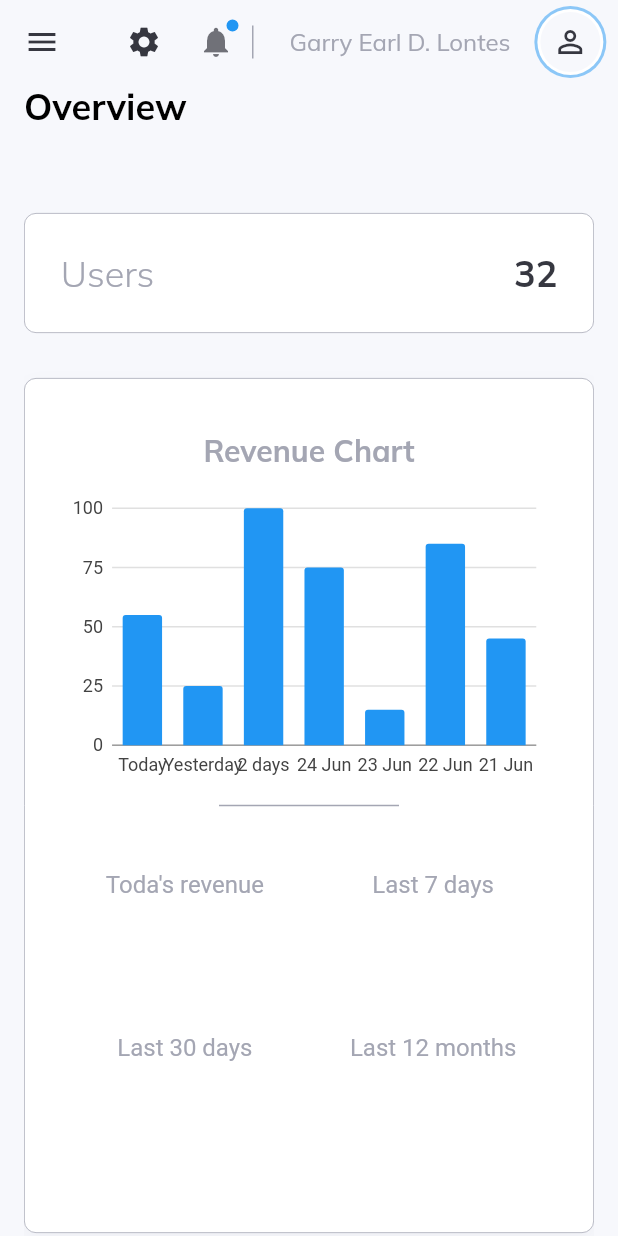
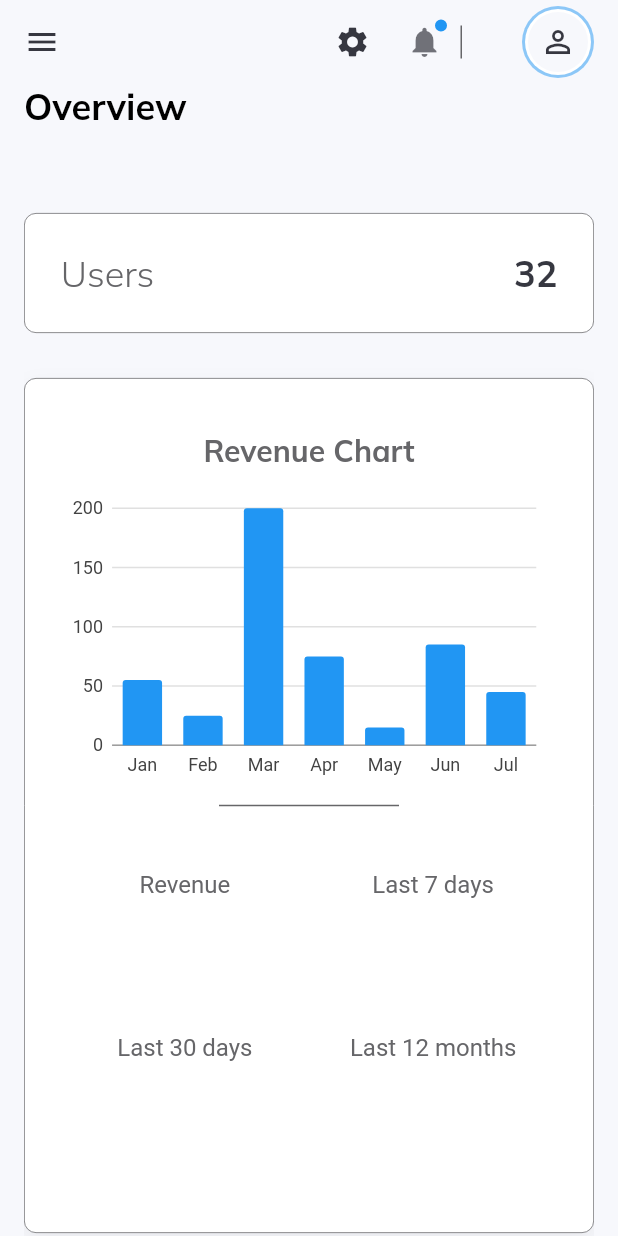
Before and after one commit to bogs212000/NWSS-Admin-Panel, a Flutter app: the SiteLayout screen opened directly, on a phone screen of 412 x 824 dp. Run offline on Flutter 3.47's test engine with Material 2 defaults, Android fonts, the phone set to English and light mode, and no system bars; our stand-ins replace charts_flutter_new, cloud_firestore, data_table_2, firebase_auth, firebase_core, get and 1 more; accounts and stored records are empty.

Commit message:
Adding Authentication - Log in, Adjusting UI in Small Screen

```diff
--- a/lib/constants/controllers.dart
+++ b/lib/constants/controllers.dart
@@ -1,5 +1,10 @@
+import 'package:cloud_firestore/cloud_firestore.dart';
+import 'package:firebase_auth/firebase_auth.dart';
 import 'package:nwss_admin/controllers/menu_controller.dart';
 import 'package:nwss_admin/controllers/navigation_controller.dart';
 
+final fbStore = FirebaseFirestore.instance;
+final fbAuth = FirebaseAuth.instance;
+String? email = FirebaseAuth.instance.currentUser?.email.toString();
 MenuController menuController = MenuController.instance;
 NavigationController navigationController = NavigationController.instance;
--- a/lib/constants/style.dart
+++ b/lib/constants/style.dart
@@ -1,6 +1,6 @@
 import 'package:flutter/material.dart';
 
 const light =  Color(0xFFF7F8FC);
-const lightGrey = Color(0xFFA4A6B3);
+const lightGrey = Color.fromARGB(255, 102, 102, 105);
 const dark = Color(0xFF363740);
 const active = Color(0xFF2196F3);
--- a/lib/controllers/menu_controller.dart
+++ b/lib/controllers/menu_controller.dart
@@ -29,6 +29,8 @@ class MenuController extends GetxController {
         return _customIcon(Icons.drive_eta, itemName);
       case clientsPageDisplayName:
         return _customIcon(Icons.people_alt_outlined, itemName);
+      case controlPageDisplayName:
+        return _customIcon(Icons.keyboard_command_key, itemName);
       case authenticationPageDisplayName:
         return _customIcon(Icons.exit_to_app, itemName);
       default:
@@ -37,11 +39,11 @@ class MenuController extends GetxController {
   }
 
   Widget _customIcon(IconData icon, String itemName) {
-    if (isActive(itemName)) return Icon(icon, size: 22, color: dark);
+    if (isActive(itemName)) return Icon(icon, size: 30, color: Colors.white);
 
     return Icon(
       icon,
-      color: isHovering(itemName) ? dark : lightGrey,
+      color: isHovering(itemName) ? Colors.white : dark,
     );
   }
 }
--- a/lib/pages/overview/widgets/bar_chart.dart
+++ b/lib/pages/overview/widgets/bar_chart.dart
@@ -14,7 +14,9 @@ class SimpleBarChart extends StatelessWidget {
     return SimpleBarChart(
       _createSampleData(),
       // Disable animations for image tests.
-      animate: false,
+      animate: true,
+
+
     );
   }
 
@@ -29,13 +31,13 @@ class SimpleBarChart extends StatelessWidget {
   /// Create one series with sample hard coded data.
   static List<charts.Series<OrdinalSales, String>> _createSampleData() {
     final data = [
-      OrdinalSales('Today', 55),
-      OrdinalSales('Yesterday', 25),
-      OrdinalSales('2 days', 100),
-      OrdinalSales('24 Jun', 75),
-      OrdinalSales('23 Jun', 15),
-      OrdinalSales('22 Jun', 85),
-      OrdinalSales('21 Jun', 45),
+      OrdinalSales('Jan', 55),
+      OrdinalSales('Feb', 25),
+      OrdinalSales('Mar', 200),
+      OrdinalSales('Apr', 75),
+      OrdinalSales('May', 15),
+      OrdinalSales('Jun', 85),
+      OrdinalSales('Jul', 45),
     ];
 
     return [
--- a/lib/pages/overview/widgets/revenue_info.dart
+++ b/lib/pages/overview/widgets/revenue_info.dart
@@ -17,7 +17,7 @@ class RevenueInfo extends StatelessWidget {
                 text: "$title \n\n",
                 style: const TextStyle(color: lightGrey, fontSize: 16)),
             TextSpan(
-                text: "\$ $amount",
+                text: "\ $amount",
                 style: const TextStyle(fontSize: 24, fontWeight: FontWeight.bold)),
           ])),
     );
--- a/lib/pages/overview/widgets/revenue_section_large.dart
+++ b/lib/pages/overview/widgets/revenue_section_large.dart
@@ -55,7 +55,7 @@ class RevenueSectionLarge extends StatelessWidget {
                           Row(
                             children: [
                               RevenueInfo(
-                                title: "Toda's revenue",
+                                title: "Revenue",
                                 amount: "230",
                               ),
                               RevenueInfo(
--- a/lib/pages/overview/widgets/revenue_section_small.dart
+++ b/lib/pages/overview/widgets/revenue_section_small.dart
@@ -57,7 +57,7 @@ class RevenueSectionSmall extends StatelessWidget {
                           Row(
                             children: [
                               RevenueInfo(
-                                title: "Toda\'s revenue",
+                                title: "Revenue",
                                 amount: "230",
                               ),
                               RevenueInfo(
--- a/lib/routing/routes.dart
+++ b/lib/routing/routes.dart
@@ -8,6 +8,9 @@ const driversPageRoute = "/drivers";
 
 const clientsPageDisplayName = "Clients";
 const clientsPageRoute = "/clients";
+
+const controlPageDisplayName = "Control";
+const controlPageRoute = "/control";
 
 const authenticationPageDisplayName = "Log out";
 const authenticationPageRoute = "/auth";
@@ -25,5 +28,6 @@ List<MenuItem> sideMenuItemRoutes = [
  MenuItem(overviewPageDisplayName, overviewPageRoute),
  MenuItem(driversPageDisplayName, driversPageRoute),
  MenuItem(clientsPageDisplayName, clientsPageRoute),
+ MenuItem(controlPageDisplayName, controlPageRoute),
  MenuItem(authenticationPageDisplayName, authenticationPageRoute),
 ];
--- a/lib/vertical_menu_item.dart
+++ b/lib/vertical_menu_item.dart
@@ -22,7 +22,7 @@ class VertticalMenuItem extends StatelessWidget {
         },
         child: Obx(() => Container(
               color: menuController.isHovering(itemName)
-                  ? lightGrey.withOpacity(.1)
+                  ? Colors.white.withOpacity(.2)
                   : Colors.transparent,
               child: Row(
                 children: [
@@ -52,7 +52,7 @@ class VertticalMenuItem extends StatelessWidget {
                             text: itemName,
                             color: menuController.isHovering(itemName)
                                 ? Colors.white
-                                : lightGrey,
+                                : dark,
                           ))
                         else
                           Flexible(
--- a/lib/widgets/top_nav.dart
+++ b/lib/widgets/top_nav.dart
@@ -12,8 +12,8 @@ AppBar topNavigationBar(BuildContext context, GlobalKey<ScaffoldState> key) =>
                 Padding(
                   padding: const EdgeInsets.only(left: 16),
                   child: Image.asset(
-                    "assets/icons/logo.png",
-                    width: 28,
+                    "assets/icons/analytics_icon.png",
+                    width: 30, color: Colors.white,
                   ),
                 ),
               ],
@@ -28,8 +28,8 @@ AppBar topNavigationBar(BuildContext context, GlobalKey<ScaffoldState> key) =>
           Visibility(
               visible: !ResponsiveWidget.isSmallScreen(context),
               child: const CustomText(
-                text: "Dash",
-                color: lightGrey,
+                text: "Admin",
+                color: dark,
                 size: 20,
                 weight: FontWeight.bold,
               )),
@@ -71,7 +71,7 @@ AppBar topNavigationBar(BuildContext context, GlobalKey<ScaffoldState> key) =>
           const SizedBox(
             width: 24,
           ),
-          const CustomText(
+          ResponsiveWidget.isSmallScreen(context) ? SizedBox() :CustomText(
             text: "Garry Earl D. Lontes",
             color: lightGrey,
           ),
--- a/pubspec.yaml
+++ b/pubspec.yaml
@@ -39,6 +39,10 @@ dependencies:
   charts_flutter_new: ^0.12.0
   get: ^4.6.5
   data_table_2: ^2.5.6
+  firebase_core: ^2.16.0
+  cloud_firestore: ^4.1.0
+  firebase_storage: ^11.0.6
+  firebase_auth: ^4.0.0
 
 dev_dependencies:
   flutter_test:
```
Also changed, not shown: lib/auth/auth_wrapper.dart (added, +34 -0 lines), lib/auth/wrapper.dart (added, +95 -0 lines), lib/main.dart (+36 -13 lines), lib/pages/authentication/authentication.dart (+29 -21 lines), lib/pages/overview/widgets/available_drivers_table.dart (+9 -9 lines), lib/widgets/side_menu.dart (+18 -9 lines), assets/icons/logo.png, assets/logo.png (deleted), pubspec.lock, 7 other files.
